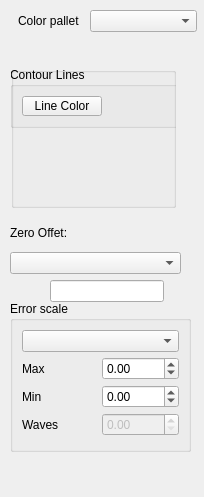
Old version of the form contourtools.ui in the repository githubdoe/DFTFringe.
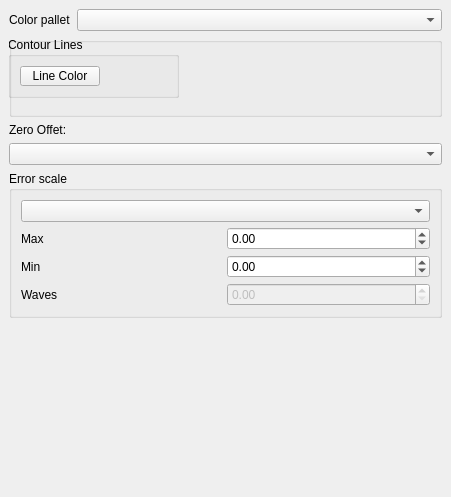
New version of the form.

What changed in the file:
```diff
--- a/contourtools.ui
+++ b/contourtools.ui
@@ -6,14 +6,20 @@
    <rect>
     <x>0</x>
     <y>0</y>
-    <width>204</width>
+    <width>451</width>
     <height>497</height>
    </rect>
   </property>
+  <property name="sizePolicy">
+   <sizepolicy hsizetype="Ignored" vsizetype="Ignored">
+    <horstretch>0</horstretch>
+    <verstretch>0</verstretch>
+   </sizepolicy>
+  </property>
   <property name="minimumSize">
    <size>
-    <width>100</width>
-    <height>400</height>
+    <width>451</width>
+    <height>411</height>
    </size>
   </property>
   <property name="features">
@@ -23,15 +29,35 @@
    <string>Contour</string>
   </property>
   <widget class="QWidget" name="dockWidgetContents">
+   <layout class="QVBoxLayout" name="verticalLayout">
+    <item>
+     <layout class="QHBoxLayout" name="horizontalLayout">
+      <item>
+       <widget class="QLabel" name="label">
+        <property name="sizePolicy">
+         <sizepolicy hsizetype="Fixed" vsizetype="Preferred">
+          <horstretch>0</horstretch>
+          <verstretch>0</verstretch>
+         </sizepolicy>
+        </property>
+        <property name="maximumSize">
+         <size>
+          <width>16777215</width>
+          <height>20</height>
+         </size>
+        </property>
+        <property name="text">
+         <string>Color pallet</string>
+        </property>
+       </widget>
+      </item>
+      <item>
+       <widget class="QComboBox" name="ColorMapCB"/>
+      </item>
+     </layout>
+    </item>
+    <item>
    <widget class="QGroupBox" name="groupBox_2">
-    <property name="geometry">
-     <rect>
-      <x>11</x>
-      <y>67</y>
-      <width>165</width>
-      <height>141</height>
-     </rect>
-    </property>
     <property name="sizePolicy">
      <sizepolicy hsizetype="Preferred" vsizetype="Fixed">
       <horstretch>0</horstretch>
@@ -93,15 +119,29 @@
      </layout>
     </widget>
    </widget>
+    </item>
+    <item>
+     <layout class="QVBoxLayout" name="verticalLayout_2">
+      <item>
+       <widget class="QLabel" name="label_4">
+        <property name="sizePolicy">
+         <sizepolicy hsizetype="Preferred" vsizetype="Fixed">
+          <horstretch>0</horstretch>
+          <verstretch>0</verstretch>
+         </sizepolicy>
+        </property>
+        <property name="text">
+         <string>Zero Offet:</string>
+        </property>
+       </widget>
+      </item>
+      <item>
+       <widget class="QComboBox" name="zeroOffsetCB"/>
+      </item>
+     </layout>
+    </item>
+    <item>
    <widget class="QGroupBox" name="groupBox">
-    <property name="geometry">
-     <rect>
-      <x>10</x>
-      <y>301</y>
-      <width>181</width>
-      <height>151</height>
-     </rect>
-    </property>
     <property name="title">
      <string>Error scale</string>
     </property>
@@ -190,82 +230,21 @@
      </item>
     </layout>
    </widget>
-   <widget class="QWidget" name="layoutWidget">
-    <property name="geometry">
-     <rect>
-      <x>10</x>
-      <y>220</y>
-      <width>171</width>
-      <height>61</height>
-     </rect>
-    </property>
-    <layout class="QVBoxLayout" name="verticalLayout_2">
-     <item>
-      <widget class="QLabel" name="label_4">
-       <property name="sizePolicy">
-        <sizepolicy hsizetype="Preferred" vsizetype="Fixed">
-         <horstretch>0</horstretch>
-         <verstretch>0</verstretch>
-        </sizepolicy>
-       </property>
-       <property name="text">
-        <string>Zero Offet:</string>
-       </property>
-      </widget>
      </item>
      <item>
-      <widget class="QComboBox" name="zeroOffsetCB"/>
-     </item>
-    </layout>
-   </widget>
-   <widget class="QComboBox" name="ColorMapCB">
-    <property name="geometry">
-     <rect>
-      <x>90</x>
-      <y>10</y>
-      <width>107</width>
-      <height>22</height>
-     </rect>
-    </property>
-   </widget>
-   <widget class="QLabel" name="label">
-    <property name="geometry">
-     <rect>
-      <x>18</x>
-      <y>11</y>
-      <width>65</width>
-      <height>20</height>
-     </rect>
-    </property>
-    <property name="sizePolicy">
-     <sizepolicy hsizetype="Fixed" vsizetype="Preferred">
-      <horstretch>0</horstretch>
-      <verstretch>0</verstretch>
-     </sizepolicy>
-    </property>
-    <property name="maximumSize">
+     <spacer name="verticalSpacer">
+      <property name="orientation">
+       <enum>Qt::Vertical</enum>
+      </property>
+      <property name="sizeHint" stdset="0">
      <size>
-      <width>16777215</width>
-      <height>20</height>
-     </size>
-    </property>
-    <property name="text">
-     <string>Color pallet</string>
-    </property>
-   </widget>
-   <widget class="QLineEdit" name="minTest">
-    <property name="enabled">
-     <bool>true</bool>
-    </property>
-    <property name="geometry">
-     <rect>
-      <x>50</x>
-      <y>280</y>
-      <width>114</width>
-      <height>22</height>
-     </rect>
-    </property>
-   </widget>
+        <width>20</width>
+        <height>40</height>
+       </size>
+      </property>
+     </spacer>
+    </item>
+   </layout>
   </widget>
  </widget>
  <resources/>
```
Lines whose indentation alone changed are shown as unchanged.
